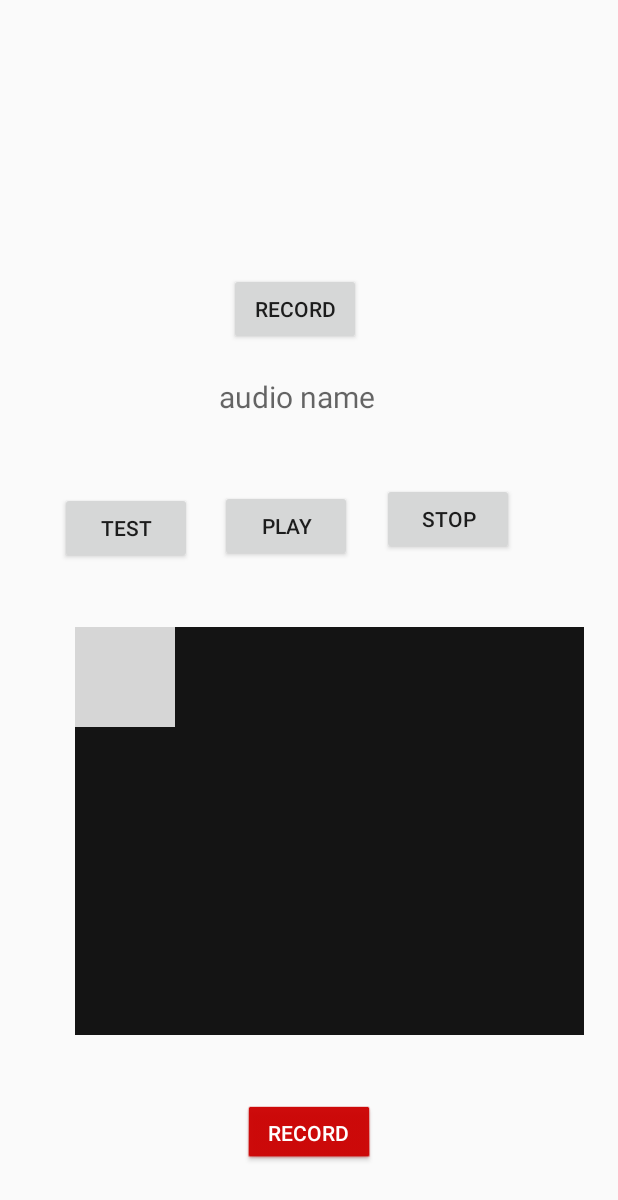
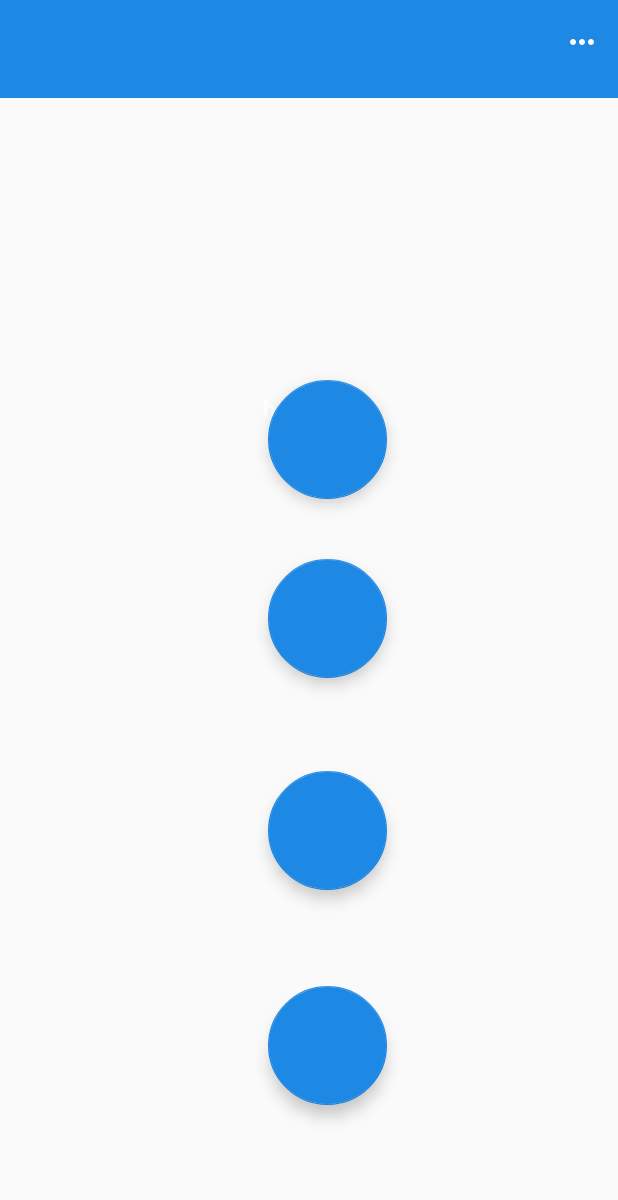
Before and after one commit to maheensaleh/HealthApp_UI_Design, an Android app: the screen it shows after launch once a user with an empty profile is signed in (MainActivity before the commit, MainOptions after it), on a phone screen of 412 x 824 dp. Shown: the top 1200 px of the screen. Run offline under Robolectric (Android 15) with nearby library versions, the phone set to English and light mode, and no system bars; our stand-ins replace Firebase (no records; nobody signed in at launch, a user with empty details on screens opened directly); libraries missing offline, so code that uses them is left out: com.firebase.ui; grey boxes are pictures that could not be loaded.

Commit message:
working on buttons

```diff
--- a/app/build.gradle
+++ b/app/build.gradle
@@ -42,4 +42,6 @@ dependencies {
     implementation 'com.google.firebase:firebase-storage:19.1.1'// for storage
     //for settings images from firebase
     implementation 'com.github.bumptech.glide:glide:3.7.0'
+    implementation 'com.google.android.material:material:1.1.0'
+
 }
--- a/app/src/main/AndroidManifest.xml
+++ b/app/src/main/AndroidManifest.xml
@@ -4,8 +4,7 @@
 
     <uses-permission android:name="android.permission.RECORD_AUDIO" />
     <uses-permission android:name="android.permission.WRITE_EXTERNAL_STORAGE" />
-    <uses-permission android:name="android.permission.INTERNET"/>
-
+    <uses-permission android:name="android.permission.INTERNET" />
 
     <application
         android:allowBackup="true"
@@ -14,7 +13,8 @@
         android:roundIcon="@mipmap/ic_launcher_round"
         android:supportsRtl="true"
         android:theme="@style/AppTheme">
-        <activity android:name=".Signin"></activity>
+        <activity android:name=".MainOptions"></activity>
+        <activity android:name=".Signin" />
         <activity
             android:name=".SplashScreen"
             android:screenOrientation="portrait">
--- /dev/null
+++ b/app/src/main/java/com/example/hearthhealthhear/MainOptions.java
@@ -0,0 +1,81 @@
+package com.example.hearthhealthhear;
+
+import androidx.appcompat.app.AppCompatActivity;
+import androidx.appcompat.widget.Toolbar;
+
+import android.content.Intent;
+import android.os.Bundle;
+import android.view.Menu;
+import android.view.MenuInflater;
+import android.view.MenuItem;
+import android.widget.SimpleAdapter;
+import android.widget.TextView;
+import android.widget.Toast;
+
+import com.google.firebase.auth.FirebaseAuth;
+import com.google.firebase.auth.FirebaseUser;
+
+public class MainOptions extends AppCompatActivity {
+
+    TextView username;
+    FirebaseAuth firebaseAuth;
+    FirebaseUser current_user;
+    String current_user_name;
+    String current_user_email;
+    private Toolbar mytoolbar;
+
+
+
+
+    @Override
+    protected void onCreate(Bundle savedInstanceState) {
+        super.onCreate(savedInstanceState);
+        setContentView(R.layout.activity_main_options);
+        mytoolbar= (Toolbar) findViewById(R.id.toolbar);
+        setSupportActionBar(mytoolbar);
+
+        username = (TextView)findViewById(R.id.user_name);
+        firebaseAuth = FirebaseAuth.getInstance();
+        current_user = firebaseAuth.getCurrentUser();
+        current_user_name = current_user.getDisplayName();
+
+        if (current_user_name==null){
+            current_user_email= current_user.getEmail();
+            username.setText(current_user_email);
+        }
+        else if (current_user_email==null) {
+            username.setText(current_user_name);
+        }
+        else{
+            username.setText("welcome user");
+        }
+
+
+    }
+
+
+    // for option menus
+    @Override
+    public boolean onCreateOptionsMenu(Menu menu) {
+
+        MenuInflater inflater = getMenuInflater();
+        inflater.inflate(R.menu.menu1,menu);
+        return super.onCreateOptionsMenu(menu);
+
+
+    }
+
+
+    @Override
+    public boolean onOptionsItemSelected(MenuItem item) {
+        switch (item.getItemId()) {
+            case R.id.logout:
+                firebaseAuth.signOut();
+                Intent tosignin  = new Intent(MainOptions.this, Signin.class);
+                Toast.makeText(MainOptions.this, "logging out", Toast.LENGTH_SHORT).show();
+                startActivity(tosignin);
+            default:
+                return super.onContextItemSelected(item);
+        }
+    }
+}
--- a/app/src/main/java/com/example/hearthhealthhear/Signin.java
+++ b/app/src/main/java/com/example/hearthhealthhear/Signin.java
@@ -45,14 +45,10 @@ public class Signin extends AppCompatActivity {
 
                 if (current_user!= null){
                     //means user signed in
-//                    onSignIn(current_user.getDisplayName());
-                    profilepic = current_user.getPhotoUrl().toString();
                     System.out.println("scsc"+profilepic);
                     Toast.makeText(Signin.this," sign in successful !",Toast.LENGTH_LONG).show();
-                    fromsigin = new Intent(Signin.this,MainActivity.class);
-                    fromsigin.putExtra("profilepic_uri",profilepic);
+                    fromsigin = new Intent(Signin.this,MainOptions.class);
                     Signin.this.startActivity(fromsigin);
-                    System.out.println("yes"+profilepic);
                     Signin.this.finish();
 
 
@@ -60,7 +56,6 @@ public class Signin extends AppCompatActivity {
 
                 else{
                     //user not signed in
-                    // now display the firebase sign in ui7jjj
                     System.out.println("no");
                     Toast.makeText(Signin.this,"Not signed in !",Toast.LENGTH_LONG).show();
                     startActivityForResult(
@@ -95,7 +90,7 @@ public class Signin extends AppCompatActivity {
         if (requestCode == 1) {
 
             if (resultCode == RESULT_OK) {
-                Intent intent = new Intent(Signin.this, MainActivity.class);
+                Intent intent = new Intent(Signin.this, MainOptions.class);
                 Toast.makeText(Signin.this, "success", Toast.LENGTH_SHORT).show();
                 System.out.println("back to main");
                 Signin.this.startActivity(intent);
--- a/app/src/main/java/com/example/hearthhealthhear/SplashScreen.java
+++ b/app/src/main/java/com/example/hearthhealthhear/SplashScreen.java
@@ -34,11 +34,7 @@ public class SplashScreen extends Activity {
 
         //authentication instance
         firebaseAuth = FirebaseAuth.getInstance(); // initiate the authentication objject
-        //authentication providers list
-//        final List<AuthUI.IdpConfig> providers = Arrays.asList(
-//                new AuthUI.IdpConfig.GoogleBuilder().build(),
-//                new AuthUI.IdpConfig.FacebookBuilder().build()
-//        );
+
         //authentication listener
         firebaseAuthStateListener = new FirebaseAuth.AuthStateListener() {
             @Override
@@ -49,12 +45,8 @@ public class SplashScreen extends Activity {
                 FirebaseUser current_user = firebaseAuth.getCurrentUser();
 
                 if (current_user!= null){
-                    //means user signed in
-//                    onSignIn(current_user.getDisplayName());
-//                    Toast.makeText(MainActivity.this," sign in successful !",Toast.LENGTH_LONG).show();
-                    String profilepic_uri = current_user.getPhotoUrl().toString();
-                    mainintent = new Intent(SplashScreen.this,MainActivity.class);
-                    mainintent.putExtra("profilepic_uri",profilepic_uri);
+
+                    mainintent = new Intent(SplashScreen.this,MainOptions.class);
                     System.out.println("yes");
 
 
@@ -65,17 +57,6 @@ public class SplashScreen extends Activity {
                     // now display the firebase sign in ui7jjj
                     mainintent = new Intent(SplashScreen.this,Signin.class);
                     System.out.println("no");
-//                    Toast.makeText(MainActivity.this,"Not signed in !",Toast.LENGTH_LONG).show();
-//                    onSignOut();
-//                    startActivityForResult(
-//                            AuthUI.getInstance()
-//                                    .createSignInIntentBuilder()
-//                                    .setAvailableProviders(providers)
-//                                    .setIsSmartLockEnabled(false)
-//                                    .build(),
-//                            1);
-
-
 
                 }
             }
--- /dev/null
+++ b/app/src/main/res/drawable/ic_backspace_blue.xml
@@ -0,0 +1,5 @@
+<vector android:height="24dp" android:tint="#1E88E5"
+    android:viewportHeight="24.0" android:viewportWidth="24.0"
+    android:width="24dp" xmlns:android="http://schemas.android.com/apk/res/android">
+    <path android:fillColor="#FF000000" android:pathData="M22,3L7,3c-0.69,0 -1.23,0.35 -1.59,0.88L0,12l5.41,8.11c0.36,0.53 0.9,0.89 1.59,0.89h15c1.1,0 2,-0.9 2,-2L24,5c0,-1.1 -0.9,-2 -2,-2zM19,15.59L17.59,17 14,13.41 10.41,17 9,15.59 12.59,12 9,8.41 10.41,7 14,10.59 17.59,7 19,8.41 15.41,12 19,15.59z"/>
+</vector>
--- /dev/null
+++ b/app/src/main/res/drawable/ic_more_white.xml
@@ -0,0 +1,5 @@
+<vector android:height="24dp" android:tint="#FFFFFF"
+    android:viewportHeight="24.0" android:viewportWidth="24.0"
+    android:width="24dp" xmlns:android="http://schemas.android.com/apk/res/android">
+    <path android:fillColor="#FF000000" android:pathData="M6,10c-1.1,0 -2,0.9 -2,2s0.9,2 2,2 2,-0.9 2,-2 -0.9,-2 -2,-2zM18,10c-1.1,0 -2,0.9 -2,2s0.9,2 2,2 2,-0.9 2,-2 -0.9,-2 -2,-2zM12,10c-1.1,0 -2,0.9 -2,2s0.9,2 2,2 2,-0.9 2,-2 -0.9,-2 -2,-2z"/>
+</vector>
--- /dev/null
+++ b/app/src/main/res/layout/activity_main_options.xml
@@ -0,0 +1,104 @@
+<?xml version="1.0" encoding="utf-8"?>
+<androidx.constraintlayout.widget.ConstraintLayout xmlns:android="http://schemas.android.com/apk/res/android"
+    xmlns:app="http://schemas.android.com/apk/res-auto"
+    xmlns:tools="http://schemas.android.com/tools"
+    android:layout_width="match_parent"
+    android:layout_height="match_parent"
+    tools:context=".MainOptions">
+
+
+    <androidx.appcompat.widget.Toolbar
+    android:id="@+id/toolbar"
+    android:layout_width="match_parent"
+    android:layout_height="65dp"
+    android:background="@color/blue"
+    android:minHeight="?attr/actionBarSize"
+    android:theme="?attr/actionBarTheme"
+    app:layout_constraintBottom_toBottomOf="parent"
+    app:layout_constraintEnd_toEndOf="parent"
+    app:layout_constraintHorizontal_bias="0.0"
+    app:layout_constraintStart_toStartOf="parent"
+    app:layout_constraintTop_toTopOf="parent"
+    app:layout_constraintVertical_bias="0.0">
+
+    <androidx.constraintlayout.widget.ConstraintLayout
+        android:layout_width="match_parent"
+        android:layout_height="match_parent"
+        android:layout_marginStart="-100dp">
+
+        <TextView
+            android:id="@+id/user_name"
+            android:layout_width="240dp"
+            android:layout_height="43dp"
+            android:padding="0dp"
+            android:text="welcome user"
+            android:textColor="@color/white"
+            android:textSize="25dp"
+            app:layout_constraintBottom_toBottomOf="parent"
+            app:layout_constraintEnd_toEndOf="parent"
+            app:layout_constraintHorizontal_bias="0.045"
+            app:layout_constraintStart_toStartOf="parent"
+            app:layout_constraintTop_toTopOf="parent" />
+    </androidx.constraintlayout.widget.ConstraintLayout>
+    </androidx.appcompat.widget.Toolbar>
+
+    <com.google.android.material.floatingactionbutton.FloatingActionButton
+    android:id="@+id/Heart"
+    android:layout_width="162dp"
+    android:layout_height="79dp"
+    app:layout_constraintBottom_toBottomOf="parent"
+    app:layout_constraintEnd_toEndOf="parent"
+    app:layout_constraintHorizontal_bias="0.538"
+    app:layout_constraintStart_toStartOf="parent"
+    app:layout_constraintTop_toTopOf="parent"
+    app:layout_constraintVertical_bias="0.34" />
+
+    <TextView
+        android:layout_width="82dp"
+        android:layout_height="51dp"
+        android:text="heart"
+        android:textSize="15dp"
+        android:textColor="@color/white"
+        android:textStyle="bold"
+        app:layout_constraintBottom_toBottomOf="parent"
+        app:layout_constraintEnd_toEndOf="parent"
+        app:layout_constraintHorizontal_bias="0.531"
+        app:layout_constraintStart_toStartOf="parent"
+        app:layout_constraintTop_toTopOf="parent"
+        app:layout_constraintVertical_bias="0.338" />
+
+    <com.google.android.material.floatingactionbutton.FloatingActionButton
+    android:id="@+id/lungs"
+    android:layout_width="162dp"
+    android:layout_height="79dp"
+    app:layout_constraintBottom_toBottomOf="parent"
+    app:layout_constraintEnd_toEndOf="parent"
+    app:layout_constraintHorizontal_bias="0.538"
+    app:layout_constraintStart_toStartOf="parent"
+    app:layout_constraintTop_toTopOf="parent" />
+
+    <com.google.android.material.floatingactionbutton.FloatingActionButton
+    android:id="@+id/about"
+    android:layout_width="162dp"
+    android:layout_height="79dp"
+    app:layout_constraintBottom_toBottomOf="parent"
+    app:layout_constraintEnd_toEndOf="parent"
+    app:layout_constraintHorizontal_bias="0.538"
+    app:layout_constraintStart_toStartOf="parent"
+    app:layout_constraintTop_toTopOf="parent"
+    app:layout_constraintVertical_bias="0.883" />
+
+    <com.google.android.material.floatingactionbutton.FloatingActionButton
+    android:id="@+id/records"
+    android:layout_width="162dp"
+    android:layout_height="79dp"
+    app:layout_constraintBottom_toBottomOf="parent"
+    app:layout_constraintEnd_toEndOf="parent"
+    app:layout_constraintHorizontal_bias="0.538"
+    app:layout_constraintStart_toStartOf="parent"
+    app:layout_constraintTop_toTopOf="parent"
+    app:layout_constraintVertical_bias="0.69" />
+
+
+
+</androidx.constraintlayout.widget.ConstraintLayout>
--- a/app/src/main/res/layout/activity_signin.xml
+++ b/app/src/main/res/layout/activity_signin.xml
@@ -6,4 +6,5 @@
     android:layout_height="match_parent"
     tools:context=".Signin">
 
+
 </androidx.constraintlayout.widget.ConstraintLayout>
--- /dev/null
+++ b/app/src/main/res/menu/menu1.xml
@@ -0,0 +1,36 @@
+<?xml version="1.0" encoding="utf-8"?>
+<menu xmlns:android="http://schemas.android.com/apk/res/android"
+    xmlns:app="http://schemas.android.com/apk/res-auto">
+
+
+
+
+    <!--    ITEM1 STARTS HERE-->
+    <item android:id="@+id/more"
+        android:icon="@drawable/ic_more_white"
+        android:title="settings"
+        app:showAsAction="always">
+
+        <menu>
+
+
+            <item
+                android:id="@+id/logout"
+                android:title="Logout"
+                android:icon="@drawable/ic_backspace_blue">
+            </item>
+
+        </menu>
+    </item>
+
+
+
+    <!--    ITEM 1 ENDS HERE-->
+
+
+
+
+
+
+
+</menu>
--- /dev/null
+++ b/app/src/main/res/menu/menu_profile.xml
@@ -0,0 +1,10 @@
+<menu xmlns:android="http://schemas.android.com/apk/res/android"
+    xmlns:app="http://schemas.android.com/apk/res-auto"
+    xmlns:tools="http://schemas.android.com/tools"
+    tools:context=".activities.Switch_Here">
+    <item
+        android:id="@+id/Logout"
+        android:orderInCategory="100"
+        android:title="Logout"
+        app:showAsAction="ifRoom" />
+</menu>
--- a/app/src/main/res/values/colors.xml
+++ b/app/src/main/res/values/colors.xml
@@ -1,8 +1,9 @@
 <?xml version="1.0" encoding="utf-8"?>
 <resources>
   <color name="colorPrimary">@color/blue</color>
-  <color name="colorPrimaryDark">#FFFFFF</color>
+  <color name="colorPrimaryDark">@color/blue</color>
   <color name="colorAccent">@color/blue</color>
   <color name="splash_background">#FFFFFF</color>
   <color name="blue">#1E88E5</color>
+  <color name="white">#fff</color>
 </resources>
--- a/app/src/main/res/values/styles.xml
+++ b/app/src/main/res/values/styles.xml
@@ -6,7 +6,7 @@
     <item name="colorPrimary">@color/colorPrimary</item>
     <item name="colorPrimaryDark">@color/colorPrimaryDark</item>
     <item name="colorAccent">@color/colorAccent</item>
-    <item name="android:windowLightStatusBar">true</item>
+<!--    <item name="android:windowLightStatusBar">true</item>-->
 
   </style>
 
@@ -14,8 +14,8 @@
 
     <item name="colorPrimary">@color/colorPrimary</item>
     <item name="colorPrimaryDark">@color/colorPrimaryDark</item>
-    <item name="colorAccent">#fff</item>
-    <item name="android:windowBackground">@color/blue</item>
+    <item name="colorAccent">@color/blue</item>
+    <item name="android:windowBackground">@color/white</item>
 
   </style>
 
```
